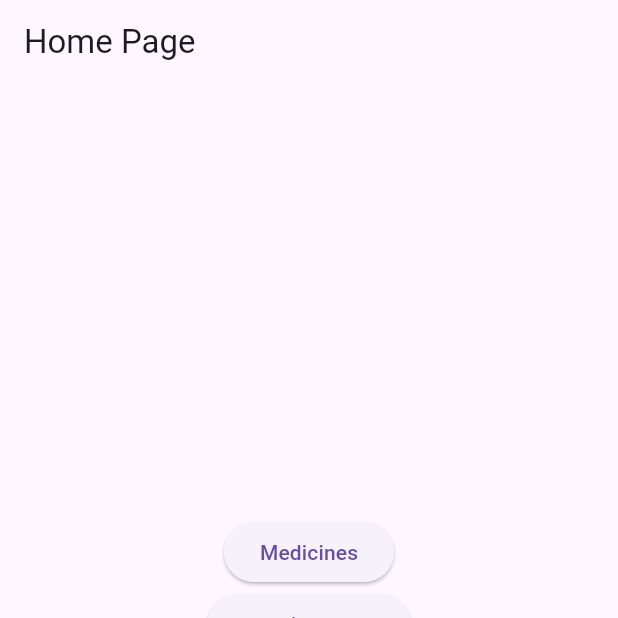
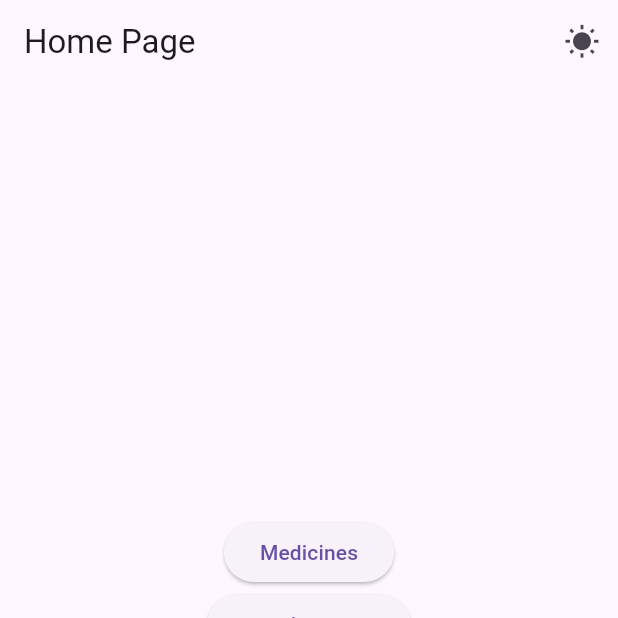
Before and after one commit to Owll75/rabwa, a Flutter app: the screen it shows after launch, on a phone screen of 412 x 824 dp, the top half of it. Run offline on Flutter 3.47's test engine with Material 3 defaults, Android fonts, the phone set to English and light mode, and no system bars; our stand-ins replace cloud_firestore, firebase_core, flutter_riverpod; accounts and stored records are empty.

Commit message:
dark mode setup

```diff
--- a/lib/features/data/appointment_repository.dart
+++ b/lib/features/commonFeature/data/appointment_repository.dart
@@ -1,7 +1,7 @@
 
 import 'package:cloud_firestore/cloud_firestore.dart';
-import 'package:rabwa/features/domain/appointment.dart';
-import 'package:rabwa/features/domain/doctor.dart';
+import 'package:rabwa/features/commonFeature/domain/appointment.dart';
+import 'package:rabwa/features/commonFeature/domain/doctor.dart';
 
 class AppointmentDatasource {
 
--- a/lib/features/data/doctor_repository.dart
+++ b/lib/features/commonFeature/data/doctor_repository.dart
@@ -1,6 +1,6 @@
 
 import 'package:cloud_firestore/cloud_firestore.dart';
-import 'package:rabwa/features/domain/doctor.dart';
+import 'package:rabwa/features/commonFeature/domain/doctor.dart';
 
 class DoctorDatasource {
 
--- a/lib/features/data/medicine_repository.dart
+++ b/lib/features/commonFeature/data/medicine_repository.dart
@@ -1,5 +1,5 @@
 import 'package:cloud_firestore/cloud_firestore.dart';
-import 'package:rabwa/features/domain/medicine.dart';
+import 'package:rabwa/features/commonFeature/domain/medicine.dart';
 
 class MedicinesDatasource {
   final CollectionReference DoctorsCollection =
--- a/lib/features/data/patient_repository.dart
+++ b/lib/features/commonFeature/data/patient_repository.dart
@@ -1,6 +1,6 @@
 
 import 'package:cloud_firestore/cloud_firestore.dart';
-import 'package:rabwa/features/domain/patient.dart';
+import 'package:rabwa/features/commonFeature/domain/patient.dart';
 
 class PatientsDatasource {
   final CollectionReference PatientsCollection =
--- a/lib/features/domain/appointment.dart
+++ b/lib/features/commonFeature/domain/appointment.dart
@@ -1,5 +1,5 @@
-import 'package:rabwa/features/domain/doctor.dart';
-import 'package:rabwa/features/domain/patient.dart';
+import 'package:rabwa/features/commonFeature/domain/doctor.dart';
+import 'package:rabwa/features/commonFeature/domain/patient.dart';
 
 class Appointment {
   String? date;
--- a/lib/features/presentation/home_page.dart
+++ b/lib/features/commonFeature/presentation/home_page.dart
@@ -1,6 +1,7 @@
 
 import 'package:flutter/material.dart';
 import 'package:flutter_riverpod/flutter_riverpod.dart';
+import 'package:rabwa/main.dart';
 
 
 
@@ -9,7 +10,18 @@ class HomePage extends ConsumerWidget {
   Widget build(BuildContext context, WidgetRef ref) {
     return Scaffold(
       appBar: AppBar(
-        title: Text('Home Page'),
+        title: Text('Home Page'),        actions: [
+          IconButton(
+              icon: Icon(ref.read(themeProvider.notifier).isDark
+                  ? Icons.nightlight_round
+                  : Icons.wb_sunny),
+              onPressed: () {
+                ref.read(themeProvider.notifier).toggleDark();
+                print(
+                    "change theme button");
+              })
+        ],
+
       ),
       body: Center(
         child: Column(
--- a/lib/main.dart
+++ b/lib/main.dart
@@ -1,10 +1,11 @@
 import 'package:flutter/material.dart';
 import 'package:firebase_core/firebase_core.dart';
-import 'package:rabwa/features/presentation/appointments_page.dart';
-import 'package:rabwa/features/presentation/doctors_page.dart';
-import 'package:rabwa/features/presentation/home_page.dart';
-import 'package:rabwa/features/presentation/medicines_page.dart';
-import 'package:rabwa/features/presentation/patients_page.dart';
+import 'package:rabwa/features/commonFeature/presentation/appointments_page.dart';
+import 'package:rabwa/features/commonFeature/presentation/doctors_page.dart';
+import 'package:rabwa/features/commonFeature/presentation/home_page.dart';
+import 'package:rabwa/features/commonFeature/presentation/medicines_page.dart';
+import 'package:rabwa/features/commonFeature/presentation/patients_page.dart';
+import 'package:rabwa/theme.dart';
 import 'firebase_options.dart';
 import 'package:flutter_riverpod/flutter_riverpod.dart';
 import 'package:cloud_firestore/cloud_firestore.dart';
@@ -15,15 +16,18 @@
     options: DefaultFirebaseOptions.currentPlatform,
   );
 }
+final themeProvider = StateNotifierProvider<RiverThemeDarkModel, bool>(
+    (ref) => RiverThemeDarkModel());
 
-class MyApp extends StatelessWidget {
+class MyApp extends ConsumerWidget {
   @override
-  Widget build(BuildContext context) {
+  Widget build(BuildContext context, WidgetRef ref) {
+    final darkValueModel = ref.watch(themeProvider);
     return MaterialApp(
-      title: 'Clean Architecture Demo',
-      theme: ThemeData(
-        primarySwatch: Colors.blue,
-      ),
+      title: 'Rabwa',
+      theme: darkValueModel
+          ? ThemeData.dark()
+          : ThemeData.light(),
       initialRoute: '/',
       routes: {
         '/': (context) => HomePage(),
```
Also changed, not shown: lib/features/commonFeature/presentation/appointments_page.dart (renamed from lib/features/presentation/medicines_page.dart, +14 -15 lines), lib/features/commonFeature/presentation/doctors_page.dart (renamed from lib/features/presentation/patients_page.dart, +13 -13 lines), lib/features/commonFeature/presentation/medicines_page.dart (renamed from lib/features/presentation/doctors_page.dart, +14 -13 lines), lib/features/commonFeature/presentation/patients_page.dart (renamed from lib/features/presentation/appointments_page.dart, +14 -14 lines), lib/theme.dart (added, +21 -0 lines), lib/features/commonFeature/domain/doctor.dart (renamed from lib/features/domain/doctor.dart), lib/features/commonFeature/domain/medicine.dart (renamed from lib/features/domain/medicine.dart), lib/features/commonFeature/domain/patient.dart (renamed from lib/features/domain/patient.dart), 3 other files.
